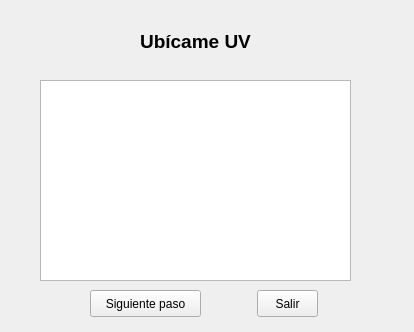
Old version of the form Vista/mainwindow.ui in the repository alvaromartinez986/ProyectoUnoIA.
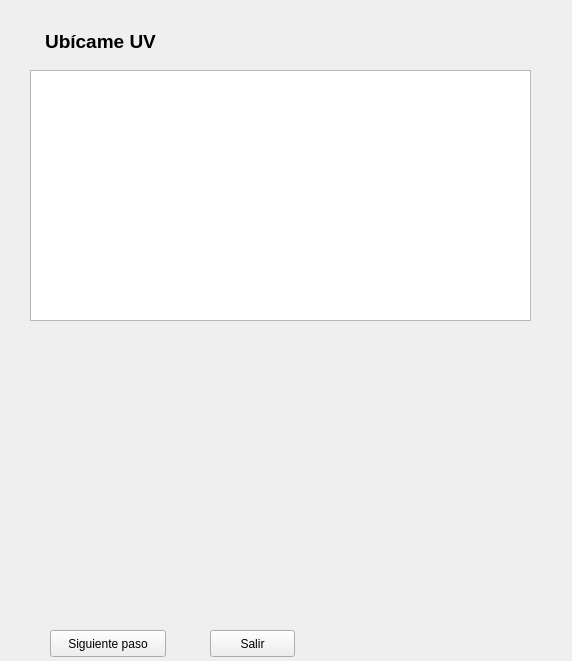
New version of the form.

```diff
--- a/Vista/mainwindow.ui
+++ b/Vista/mainwindow.ui
@@ -6,8 +6,8 @@
    <rect>
     <x>0</x>
     <y>0</y>
-    <width>414</width>
-    <height>332</height>
+    <width>572</width>
+    <height>661</height>
    </rect>
   </property>
   <property name="windowTitle">
@@ -17,9 +17,9 @@
    <widget class="QLabel" name="label">
     <property name="geometry">
      <rect>
-      <x>40</x>
+      <x>30</x>
       <y>30</y>
-      <width>311</width>
+      <width>141</width>
       <height>21</height>
      </rect>
     </property>
@@ -28,30 +28,48 @@
     </property>
    </widget>
    <widget class="QTableWidget" name="tbAmbiente">
+    <property name="enabled">
+     <bool>true</bool>
+    </property>
     <property name="geometry">
      <rect>
-      <x>40</x>
-      <y>80</y>
-      <width>311</width>
-      <height>201</height>
+      <x>30</x>
+      <y>70</y>
+      <width>501</width>
+      <height>251</height>
      </rect>
     </property>
+    <property name="lineWidth">
+     <number>1</number>
+    </property>
+    <property name="selectionMode">
+     <enum>QAbstractItemView::ExtendedSelection</enum>
+    </property>
+    <property name="sortingEnabled">
+     <bool>true</bool>
+    </property>
     <attribute name="horizontalHeaderVisible">
      <bool>false</bool>
     </attribute>
     <attribute name="horizontalHeaderCascadingSectionResizes">
      <bool>false</bool>
     </attribute>
+    <attribute name="horizontalHeaderStretchLastSection">
+     <bool>true</bool>
+    </attribute>
     <attribute name="verticalHeaderVisible">
      <bool>false</bool>
     </attribute>
+    <attribute name="verticalHeaderStretchLastSection">
+     <bool>true</bool>
+    </attribute>
    </widget>
    <widget class="QPushButton" name="btSgte">
     <property name="geometry">
      <rect>
-      <x>90</x>
-      <y>290</y>
-      <width>111</width>
+      <x>50</x>
+      <y>630</y>
+      <width>116</width>
       <height>27</height>
      </rect>
     </property>
@@ -62,9 +80,9 @@
    <widget class="QPushButton" name="btSalir">
     <property name="geometry">
      <rect>
-      <x>257</x>
-      <y>290</y>
-      <width>61</width>
+      <x>210</x>
+      <y>630</y>
+      <width>85</width>
       <height>27</height>
      </rect>
     </property>
```
